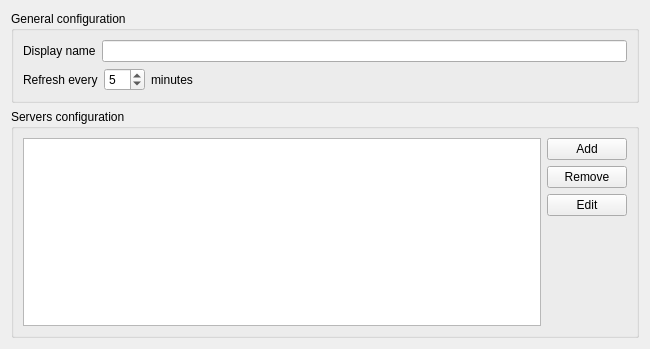
Old version of the form resources/dav/resource/configdialog.ui in the repository KDE/kdepim-runtime.
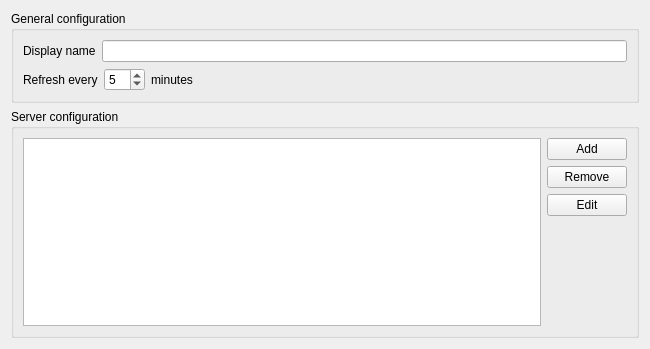
New version of the form. Custom widgets are drawn as their Qt base class.

```diff
--- a/resources/dav/resource/configdialog.ui
+++ b/resources/dav/resource/configdialog.ui
@@ -90,7 +90,7 @@
       <locale language="English" country="UnitedStates"/>
      </property>
      <property name="title">
-      <string>Servers configuration</string>
+      <string>Server configuration</string>
      </property>
      <layout class="QVBoxLayout" name="verticalLayout_3">
       <item>
```
